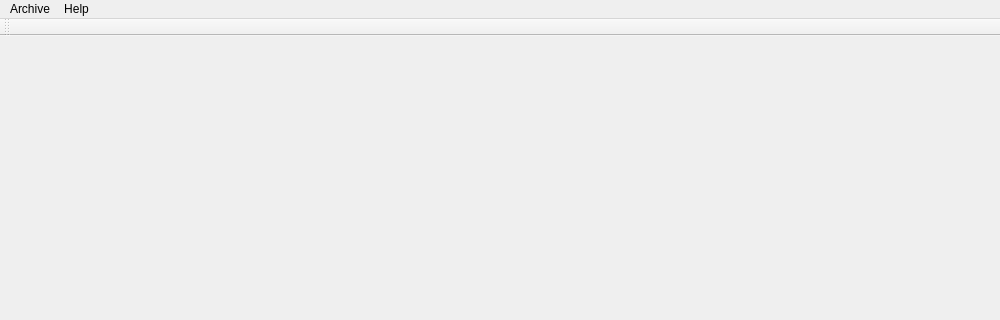
First picture: the form in core/mainwindow.ui, repository adivik2000/RistorNAT, before the edit; both pictures show x 0 to 1000 and y 0 to 320 of the 1000 by 600 pixel window.
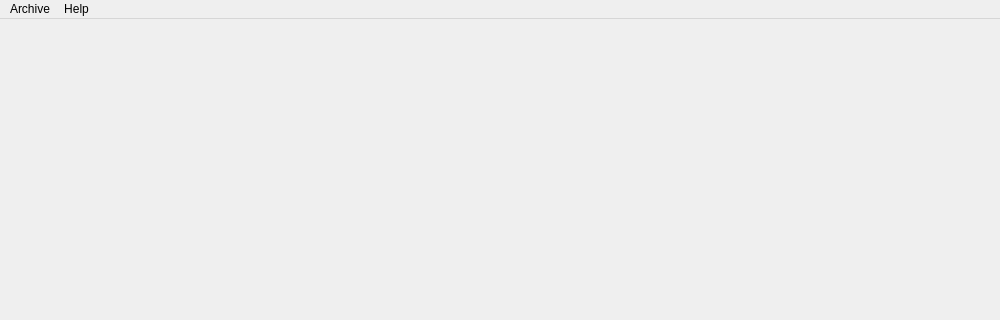
Second picture: the form after the edit. Icons and pictures are not drawn.

```diff
--- a/core/mainwindow.ui
+++ b/core/mainwindow.ui
@@ -49,17 +49,6 @@
    <addaction name="menuArchive"/>
    <addaction name="menuHelp"/>
   </widget>
-  <widget class="QToolBar" name="mainToolBar">
-   <property name="toolButtonStyle">
-    <enum>Qt::ToolButtonTextUnderIcon</enum>
-   </property>
-   <attribute name="toolBarArea">
-    <enum>TopToolBarArea</enum>
-   </attribute>
-   <attribute name="toolBarBreak">
-    <bool>false</bool>
-   </attribute>
-  </widget>
   <widget class="QStatusBar" name="statusBar"/>
   <action name="actionSettings">
    <property name="text">
```
Left out of the diff: 2 changed lines with no effect on the pictures.
